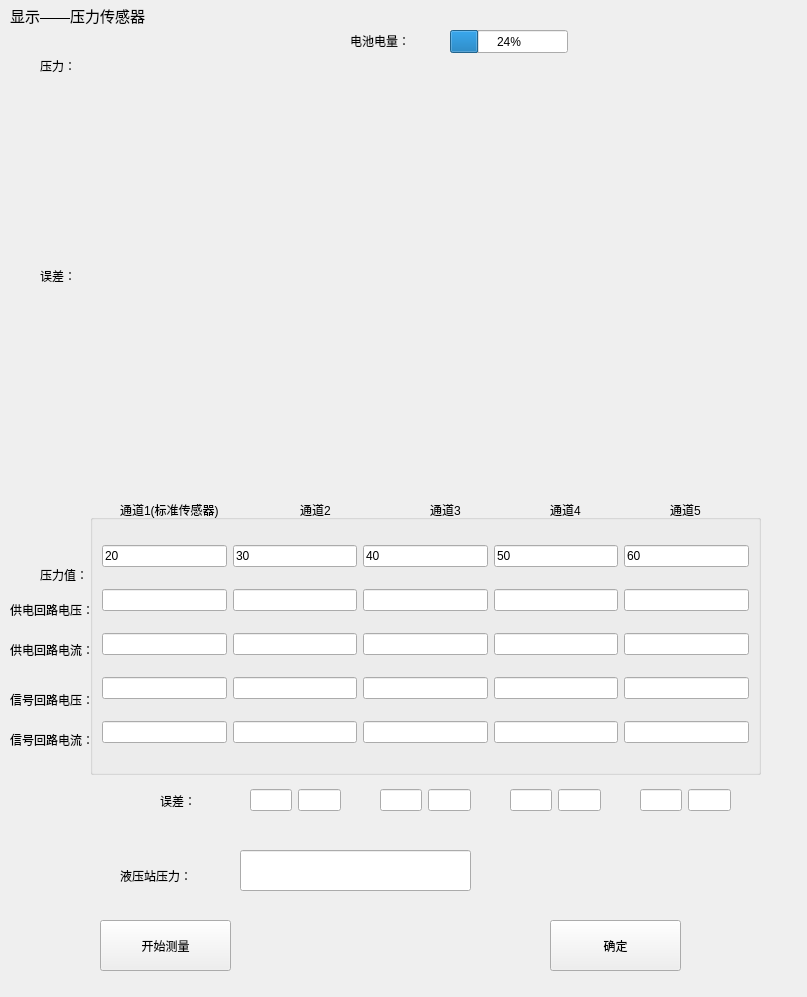
Old version of the form ui_show/showwin_pressuresensor.ui in the repository Dirck-YHP/Proj_sensor_detect.
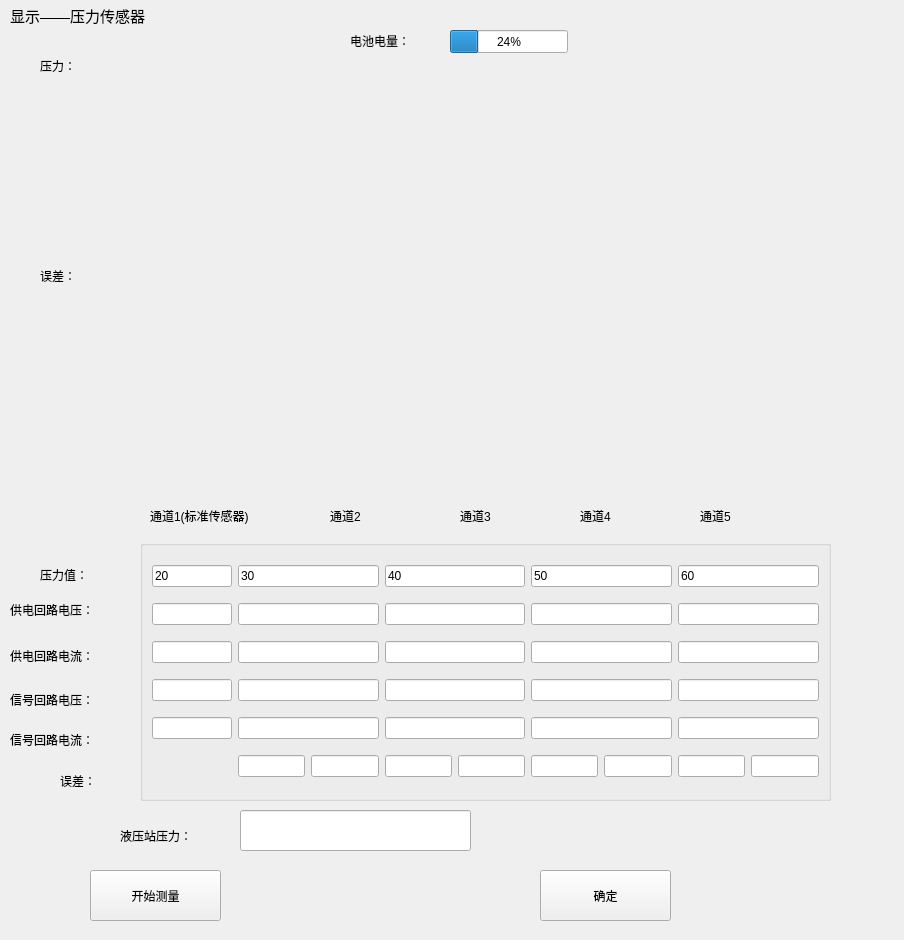
New version of the form. Custom widgets are drawn as their Qt base class.

```diff
--- a/ui_show/showwin_pressuresensor.ui
+++ b/ui_show/showwin_pressuresensor.ui
@@ -6,8 +6,8 @@
    <rect>
     <x>0</x>
     <y>0</y>
-    <width>807</width>
-    <height>997</height>
+    <width>904</width>
+    <height>940</height>
    </rect>
   </property>
   <property name="windowTitle">
@@ -34,8 +34,8 @@
   <widget class="QPushButton" name="btn_start_finish_mea">
    <property name="geometry">
     <rect>
-     <x>100</x>
-     <y>920</y>
+     <x>90</x>
+     <y>870</y>
      <width>131</width>
      <height>51</height>
     </rect>
@@ -50,8 +50,8 @@
   <widget class="QPushButton" name="btn_ok">
    <property name="geometry">
     <rect>
-     <x>550</x>
-     <y>920</y>
+     <x>540</x>
+     <y>870</y>
      <width>131</width>
      <height>51</height>
     </rect>
@@ -113,8 +113,8 @@
    <property name="geometry">
     <rect>
      <x>10</x>
-     <y>634</y>
-     <width>251</width>
+     <y>640</y>
+     <width>151</width>
      <height>31</height>
     </rect>
    </property>
@@ -164,9 +164,9 @@
   <widget class="QLabel" name="label_ch1">
    <property name="geometry">
     <rect>
-     <x>120</x>
-     <y>494</y>
-     <width>121</width>
+     <x>150</x>
+     <y>500</y>
+     <width>191</width>
      <height>31</height>
     </rect>
    </property>
@@ -177,9 +177,9 @@
   <widget class="QLabel" name="label_ch2">
    <property name="geometry">
     <rect>
-     <x>300</x>
-     <y>494</y>
-     <width>61</width>
+     <x>330</x>
+     <y>500</y>
+     <width>111</width>
      <height>31</height>
     </rect>
    </property>
@@ -190,9 +190,9 @@
   <widget class="QLabel" name="label_ch3">
    <property name="geometry">
     <rect>
-     <x>430</x>
-     <y>494</y>
-     <width>61</width>
+     <x>460</x>
+     <y>500</y>
+     <width>81</width>
      <height>31</height>
     </rect>
    </property>
@@ -203,9 +203,9 @@
   <widget class="QLabel" name="label_ch4">
    <property name="geometry">
     <rect>
-     <x>550</x>
-     <y>494</y>
-     <width>61</width>
+     <x>580</x>
+     <y>500</y>
+     <width>81</width>
      <height>31</height>
     </rect>
    </property>
@@ -216,8 +216,8 @@
   <widget class="QLabel" name="label_ch5">
    <property name="geometry">
     <rect>
-     <x>670</x>
-     <y>494</y>
+     <x>700</x>
+     <y>500</y>
      <width>61</width>
      <height>31</height>
     </rect>
@@ -229,24 +229,58 @@
   <widget class="QGroupBox" name="gridGroupBox">
    <property name="geometry">
     <rect>
-     <x>90</x>
-     <y>514</y>
-     <width>671</width>
+     <x>140</x>
+     <y>540</y>
+     <width>691</width>
      <height>261</height>
     </rect>
    </property>
    <layout class="QGridLayout" name="gridLayout">
-    <item row="2" column="2">
-     <widget class="QLineEdit" name="lineE_supply_current_3"/>
-    </item>
     <item row="3" column="1">
      <widget class="QLineEdit" name="lineE_signal_voltage_2"/>
     </item>
-    <item row="1" column="4">
-     <widget class="QLineEdit" name="lineE_supply_voltage_5"/>
+    <item row="4" column="4">
+     <widget class="QLineEdit" name="lineE_signal_current_5"/>
     </item>
-    <item row="4" column="2">
-     <widget class="QLineEdit" name="lineE_signal_current_3"/>
+    <item row="4" column="0">
+     <widget class="QLineEdit" name="lineE_signal_current_1">
+      <property name="minimumSize">
+       <size>
+        <width>80</width>
+        <height>0</height>
+       </size>
+      </property>
+     </widget>
+    </item>
+    <item row="2" column="2">
+     <widget class="QLineEdit" name="lineE_supply_current_3"/>
+    </item>
+    <item row="0" column="2">
+     <widget class="QLineEdit" name="lineE_pres_val_3">
+      <property name="text">
+       <string>40</string>
+      </property>
+     </widget>
+    </item>
+    <item row="0" column="1">
+     <widget class="QLineEdit" name="lineE_pres_val_2">
+      <property name="text">
+       <string>30</string>
+      </property>
+     </widget>
+    </item>
+    <item row="0" column="0">
+     <widget class="QLineEdit" name="lineE_pres_val_1">
+      <property name="minimumSize">
+       <size>
+        <width>80</width>
+        <height>0</height>
+       </size>
+      </property>
+      <property name="text">
+       <string>20</string>
+      </property>
+     </widget>
     </item>
     <item row="0" column="3">
      <widget class="QLineEdit" name="lineE_pres_val_4">
@@ -255,53 +289,59 @@
       </property>
      </widget>
     </item>
-    <item row="3" column="2">
-     <widget class="QLineEdit" name="lineE_signal_voltage_3"/>
+    <item row="4" column="2">
+     <widget class="QLineEdit" name="lineE_signal_current_3"/>
     </item>
     <item row="4" column="3">
      <widget class="QLineEdit" name="lineE_signal_current_4"/>
     </item>
-    <item row="1" column="2">
-     <widget class="QLineEdit" name="lineE_supply_voltage_3"/>
-    </item>
     <item row="3" column="3">
      <widget class="QLineEdit" name="lineE_signal_voltage_4"/>
     </item>
-    <item row="0" column="1">
-     <widget class="QLineEdit" name="lineE_pres_val_2">
-      <property name="text">
-       <string>30</string>
-      </property>
-     </widget>
+    <item row="1" column="2">
+     <widget class="QLineEdit" name="lineE_supply_voltage_3"/>
     </item>
     <item row="1" column="1">
      <widget class="QLineEdit" name="lineE_supply_voltage_2"/>
     </item>
-    <item row="2" column="4">
-     <widget class="QLineEdit" name="lineE_supply_current_5"/>
-    </item>
-    <item row="1" column="3">
-     <widget class="QLineEdit" name="lineE_supply_voltage_4"/>
-    </item>
-    <item row="0" column="2">
-     <widget class="QLineEdit" name="lineE_pres_val_3">
-      <property name="text">
-       <string>40</string>
-      </property>
-     </widget>
-    </item>
     <item row="2" column="1">
      <widget class="QLineEdit" name="lineE_supply_current_2"/>
     </item>
+    <item row="1" column="0">
+     <widget class="QLineEdit" name="lineE_supply_voltage_1">
+      <property name="minimumSize">
+       <size>
+        <width>80</width>
+        <height>0</height>
+       </size>
+      </property>
+     </widget>
+    </item>
     <item row="2" column="3">
      <widget class="QLineEdit" name="lineE_supply_current_4"/>
     </item>
-    <item row="4" column="4">
-     <widget class="QLineEdit" name="lineE_signal_current_5"/>
+    <item row="2" column="4">
+     <widget class="QLineEdit" name="lineE_supply_current_5"/>
+    </item>
+    <item row="1" column="3">
+     <widget class="QLineEdit" name="lineE_supply_voltage_4"/>
+    </item>
+    <item row="1" column="4">
+     <widget class="QLineEdit" name="lineE_supply_voltage_5"/>
     </item>
     <item row="3" column="4">
      <widget class="QLineEdit" name="lineE_signal_voltage_5"/>
     </item>
+    <item row="3" column="0">
+     <widget class="QLineEdit" name="lineE_signal_voltage_1">
+      <property name="minimumSize">
+       <size>
+        <width>80</width>
+        <height>0</height>
+       </size>
+      </property>
+     </widget>
+    </item>
     <item row="0" column="4">
      <widget class="QLineEdit" name="lineE_pres_val_5">
       <property name="text">
@@ -312,24 +352,58 @@
     <item row="4" column="1">
      <widget class="QLineEdit" name="lineE_signal_current_2"/>
     </item>
-    <item row="0" column="0">
-     <widget class="QLineEdit" name="lineE_pres_val_1">
-      <property name="text">
-       <string>20</string>
-      </property>
-     </widget>
-    </item>
-    <item row="1" column="0">
-     <widget class="QLineEdit" name="lineE_supply_voltage_1"/>
-    </item>
     <item row="2" column="0">
-     <widget class="QLineEdit" name="lineE_supply_current_1"/>
+     <widget class="QLineEdit" name="lineE_supply_current_1">
+      <property name="minimumSize">
+       <size>
+        <width>80</width>
+        <height>0</height>
+       </size>
+      </property>
+     </widget>
     </item>
-    <item row="3" column="0">
-     <widget class="QLineEdit" name="lineE_signal_voltage_1"/>
+    <item row="3" column="2">
+     <widget class="QLineEdit" name="lineE_signal_voltage_3"/>
     </item>
-    <item row="4" column="0">
-     <widget class="QLineEdit" name="lineE_signal_current_1"/>
+    <item row="5" column="1">
+     <layout class="QHBoxLayout" name="horizontalLayout">
+      <item>
+       <widget class="QLineEdit" name="lineE_error_percentage_2"/>
+      </item>
+      <item>
+       <widget class="QLineEdit" name="lineE_error_value_2"/>
+      </item>
+     </layout>
+    </item>
+    <item row="5" column="2">
+     <layout class="QHBoxLayout" name="horizontalLayout_2">
+      <item>
+       <widget class="QLineEdit" name="lineE_error_percentage_3"/>
+      </item>
+      <item>
+       <widget class="QLineEdit" name="lineE_error_value_3"/>
+      </item>
+     </layout>
+    </item>
+    <item row="5" column="3">
+     <layout class="QHBoxLayout" name="horizontalLayout_3">
+      <item>
+       <widget class="QLineEdit" name="lineE_error_percentage_4"/>
+      </item>
+      <item>
+       <widget class="QLineEdit" name="lineE_error_value_4"/>
+      </item>
+     </layout>
+    </item>
+    <item row="5" column="4">
+     <layout class="QHBoxLayout" name="horizontalLayout_4">
+      <item>
+       <widget class="QLineEdit" name="lineE_error_percentage_5"/>
+      </item>
+      <item>
+       <widget class="QLineEdit" name="lineE_error_value_5"/>
+      </item>
+     </layout>
     </item>
    </layout>
   </widget>
@@ -338,7 +412,7 @@
     <rect>
      <x>40</x>
      <y>564</y>
-     <width>61</width>
+     <width>81</width>
      <height>21</height>
     </rect>
    </property>
@@ -350,7 +424,7 @@
    <property name="geometry">
     <rect>
      <x>120</x>
-     <y>860</y>
+     <y>820</y>
      <width>141</width>
      <height>31</height>
     </rect>
@@ -363,7 +437,7 @@
    <property name="geometry">
     <rect>
      <x>240</x>
-     <y>850</y>
+     <y>810</y>
      <width>231</width>
      <height>41</height>
     </rect>
@@ -372,8 +446,8 @@
   <widget class="QLabel" name="label_11">
    <property name="geometry">
     <rect>
-     <x>160</x>
-     <y>780</y>
+     <x>60</x>
+     <y>760</y>
      <width>71</width>
      <height>41</height>
     </rect>
@@ -405,78 +479,6 @@
     <string>误差：</string>
    </property>
   </widget>
-  <widget class="QWidget" name="layoutWidget">
-   <property name="geometry">
-    <rect>
-     <x>250</x>
-     <y>780</y>
-     <width>91</width>
-     <height>41</height>
-    </rect>
-   </property>
-   <layout class="QHBoxLayout" name="horizontalLayout">
-    <item>
-     <widget class="QLineEdit" name="lineE_error_percentage_1"/>
-    </item>
-    <item>
-     <widget class="QLineEdit" name="lineE_error_value_1"/>
-    </item>
-   </layout>
-  </widget>
-  <widget class="QWidget" name="layoutWidget">
-   <property name="geometry">
-    <rect>
-     <x>380</x>
-     <y>780</y>
-     <width>91</width>
-     <height>41</height>
-    </rect>
-   </property>
-   <layout class="QHBoxLayout" name="horizontalLayout_2">
-    <item>
-     <widget class="QLineEdit" name="lineE_error_percentage_2"/>
-    </item>
-    <item>
-     <widget class="QLineEdit" name="lineE_error_value_2"/>
-    </item>
-   </layout>
-  </widget>
-  <widget class="QWidget" name="layoutWidget">
-   <property name="geometry">
-    <rect>
-     <x>510</x>
-     <y>780</y>
-     <width>91</width>
-     <height>41</height>
-    </rect>
-   </property>
-   <layout class="QHBoxLayout" name="horizontalLayout_3">
-    <item>
-     <widget class="QLineEdit" name="lineE_error_percentage_3"/>
-    </item>
-    <item>
-     <widget class="QLineEdit" name="lineE_error_value_3"/>
-    </item>
-   </layout>
-  </widget>
-  <widget class="QWidget" name="layoutWidget">
-   <property name="geometry">
-    <rect>
-     <x>640</x>
-     <y>780</y>
-     <width>91</width>
-     <height>41</height>
-    </rect>
-   </property>
-   <layout class="QHBoxLayout" name="horizontalLayout_4">
-    <item>
-     <widget class="QLineEdit" name="lineE_error_percentage_4"/>
-    </item>
-    <item>
-     <widget class="QLineEdit" name="lineE_error_value_4"/>
-    </item>
-   </layout>
-  </widget>
  </widget>
  <customwidgets>
   <customwidget>
```
